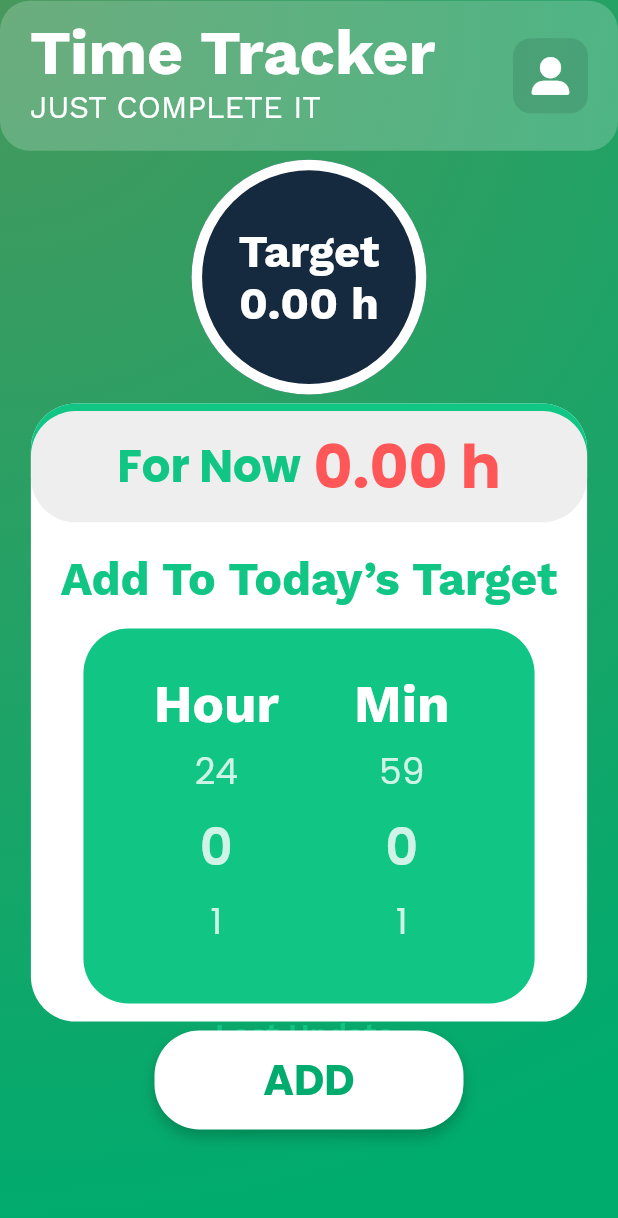
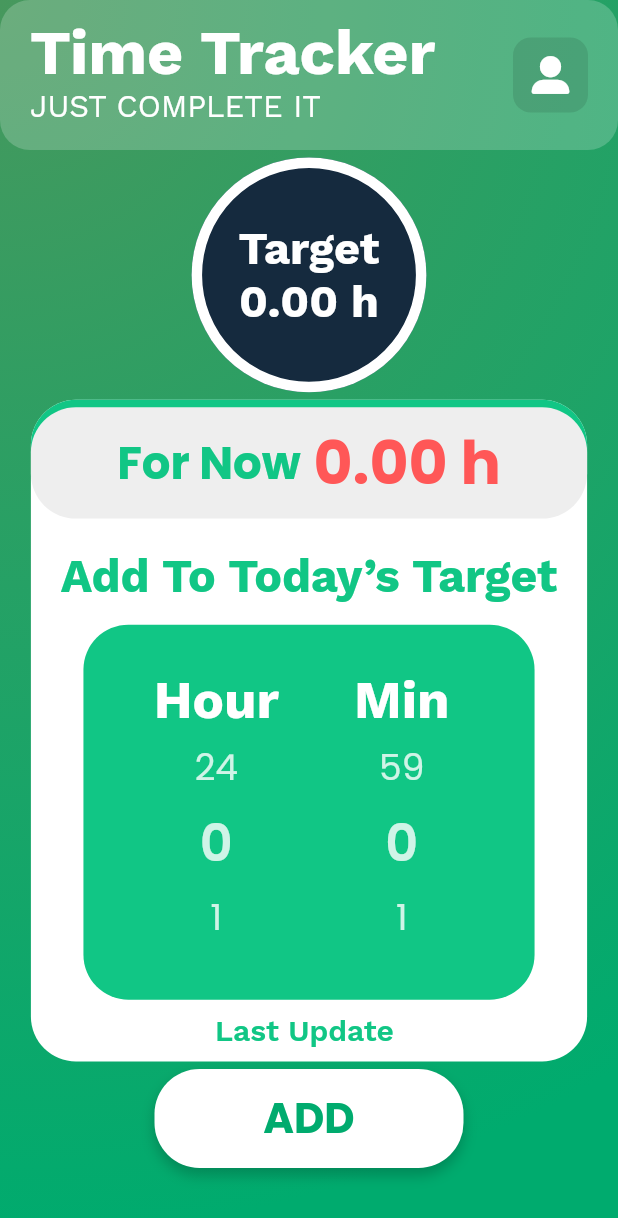
Before and after one commit to dinethsiriwardana/Time-Tracker, a Flutter app: the TargetScreen screen opened directly with empty values, on a phone screen of 412 x 824 dp. Shown: the top 1218 px of the screen. Run offline on Flutter 3.47's test engine with Material 2 defaults, Android fonts, the phone set to English and light mode, and no system bars; drawn by our look-alikes of dropdown_button2, numberpicker; our stand-ins replace cloud_firestore, firebase_auth, firebase_core, flutter_rating_bar, font_awesome_flutter, get and 7 more; missing offline and left inert: cloud_firestore_web, firebase_auth_web, firebase_core_web, firebase_storage_web, launch_review, package_info_plus_web; accounts and stored records are empty; network calls fail.

Commit message:
2023.04.12.0.07.47

```diff
--- a/lib/landing_page.dart
+++ b/lib/landing_page.dart
@@ -35,7 +35,7 @@ class LandingPage extends StatelessWidget {
         }
       });
 
-      if (appvGET == appvrREAD) {
+      if (appvGET == appvrREAD || appvGET == '0.0.0') {
         return true;
       } else {
         return false;
--- a/lib/screen/show_log/log_stream.dart
+++ b/lib/screen/show_log/log_stream.dart
@@ -19,6 +19,8 @@ class LogScreenStream extends StatefulWidget {
 }
 
 int monthData = int.parse(dateTimeNow('MM'));
+int currentYear = DateTime.now().year;
+
 final GetController getController = Get.put(GetController());
 
 class _LogScreenStreamState extends State<LogScreenStream> {
@@ -27,7 +29,8 @@ class _LogScreenStreamState extends State<LogScreenStream> {
     final database = Provider.of<Database>(context, listen: false);
 
     return StreamBuilder<List<WriteTime>>(
-      stream: database.readAllDataStream(9), //! Read Data (database.dart)
+      stream: database.readAllDataStream(
+          monthData, "2023"), //! Read Data (database.dart)
       builder: (context, snapshot) {
         if (snapshot.connectionState == ConnectionState.active) {
           //! Check connection is activer
--- a/lib/screen/target_screen/target_screen.dart
+++ b/lib/screen/target_screen/target_screen.dart
@@ -240,7 +240,7 @@ class _TargetScreenState extends State<TargetScreen>
       children: [
         Container(
           width: 90.w,
-          height: 50.h,
+          // height: 50.h,
           decoration: BoxDecoration(
             color: white,
             borderRadius: const BorderRadius.all(
@@ -383,6 +383,9 @@ class _TargetScreenState extends State<TargetScreen>
                   ),
                 ],
               ),
+              SizedBox(
+                height: 10,
+              )
             ],
           ),
         ),
--- a/lib/service/firebase/api_path.dart
+++ b/lib/service/firebase/api_path.dart
@@ -6,4 +6,5 @@ class APIPath {
   static String wdatapath(String date, String userID) =>
       '/users/$userID/$year/$date';
   static String rdatapath(String userID) => '/users/$userID/$year/';
+  static String rdatapathlog(String userID) => '/users/$userID/$year/';
 }
--- a/pubspec.yaml
+++ b/pubspec.yaml
@@ -15,7 +15,7 @@ publish_to: 'none' # Remove this line if you wish to publish to pub.dev
 # In iOS, build-name is used as CFBundleShortVersionString while build-number used as CFBundleVersion.
 # Read more about iOS versioning at
 # https://developer.apple.com/library/archive/documentation/General/Reference/InfoPlistKeyReference/Articles/CoreFoundationKeys.html
-version: 4.1.0+9
+version: 4.1.4+13
 
 environment:
   sdk: ">=2.17.6 <3.0.0"
```
Also changed, not shown: lib/service/firebase/database.dart (+15 -9 lines), pubspec.lock, 17 other files.
